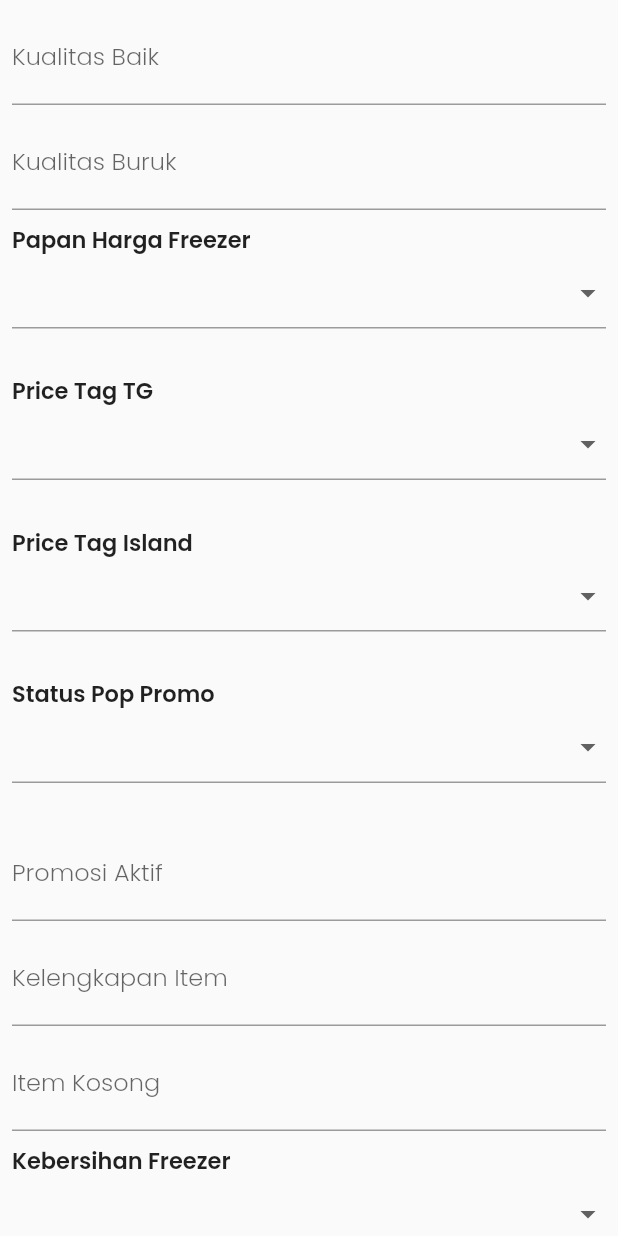
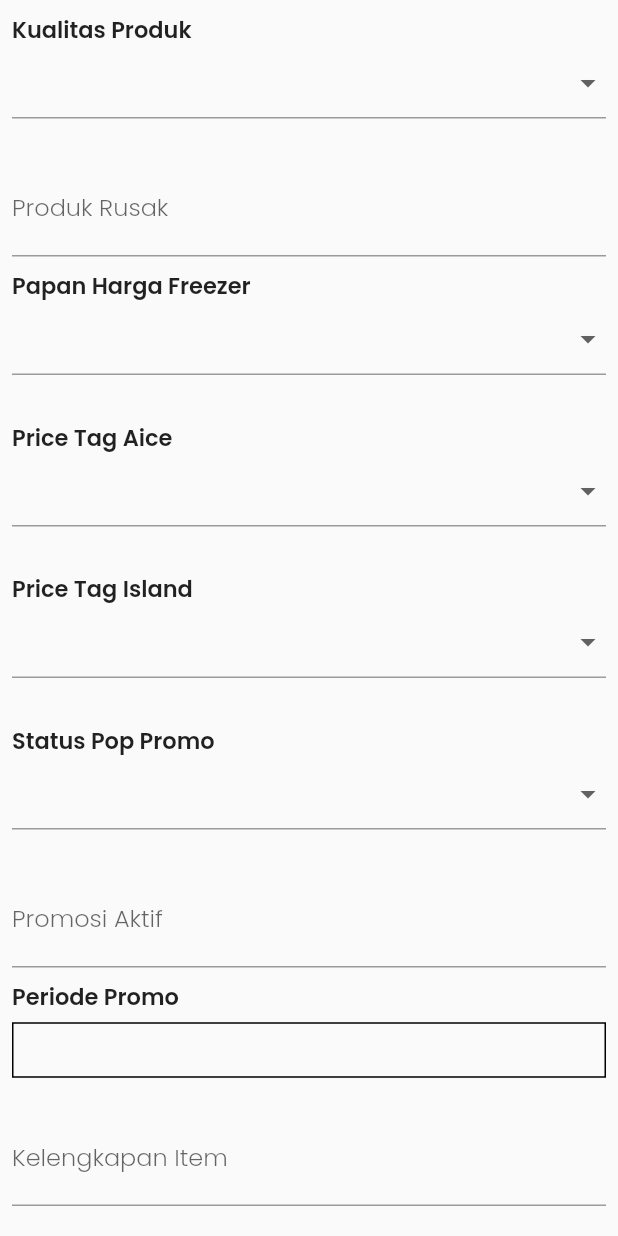
Before and after one commit to drewjya/aice-flutter, a Flutter app: the CheckOutDetailForm widget shown alone on an empty page, opened directly with empty values, on a phone screen of 412 x 824 dp. Run offline on Flutter 3.47's test engine with Material 2 defaults, Android fonts, the phone set to English and light mode, and no system bars; our stand-ins replace flutter_hooks, flutter_svg, geolocator, hooks_riverpod, image_picker, shared_preferences; accounts and stored records are empty; network calls fail.

Commit message:
upd req merepotkan iksan

```diff
--- a/lib/src/core/api/api_url.dart
+++ b/lib/src/core/api/api_url.dart
@@ -1,9 +1,9 @@
 class ApiUrl {
   static const _isTest = true;
-  static const _url = "139.177.190.46";
-  static const _baseUrl = _isTest ? 'http://$_url:8080/api' : "http://";
+  static const _url = "www.aiceapps.com";
+  static const _baseUrl = _isTest ? 'https://$_url/api' : "http://";
   static const _baseImageUrl =
-      _isTest ? 'http://$_url:8080' : "http://";
+      _isTest ? 'https://$_url' : "http://";
 
   //Auth
   static const login = '$_baseUrl/auth/login';
--- a/lib/src/feature/absent/widget/absensi_form_detail.dart
+++ b/lib/src/feature/absent/widget/absensi_form_detail.dart
@@ -42,12 +42,12 @@ class AbsensiFormDetail extends ConsumerWidget {
         formatDate(absensi.waktuCheckOut),
         style: style,
       ),
-      "Kualitas Baik": Text(
-        "${absensi.kualitasBaik}",
+      "Kualitas Produk": Text(
+        absensi.kualitasProduk,
         style: style,
       ),
-      "Kualitas Buruk": Text(
-        "${absensi.kualitasRusak}",
+      "Produk Rusak": Text(
+        absensi.produkRusak,
         style: style,
       ),
       "Item Kosong": Text(
@@ -58,7 +58,7 @@ class AbsensiFormDetail extends ConsumerWidget {
         absensi.papanHargaFreezer,
         style: style,
       ),
-      "Price Tag TG": Text(
+      "Price Tag Aice": Text(
         absensi.priceTagTg,
         style: style,
       ),
@@ -72,6 +72,10 @@ class AbsensiFormDetail extends ConsumerWidget {
       ),
       "Promo Aktif": Text(
         absensi.promosiAktif,
+        style: style,
+      ),
+      "Periode Promo Aktif": Text(
+        absensi.periodePromo,
         style: style,
       ),
       "Kelengkapan Item": Text(
--- a/lib/src/feature/absent/widget/check_out_detail_form.dart
+++ b/lib/src/feature/absent/widget/check_out_detail_form.dart
@@ -1,10 +1,12 @@
 // ignore_for_file: public_member_api_docs, sort_constructors_first
 import 'package:aice/src/src.dart';
 import 'package:flutter/material.dart';
+import 'package:intl/intl.dart';
 
 class CheckOutDetailForm extends StatelessWidget {
-  final TextEditingController kualitasBaikController;
-  final TextEditingController kualitasBurukController;
+  final ValueNotifier<String?> kualitasProduk;
+  final TextEditingController produkRusak;
+  final ValueNotifier<String> periodePromo;
   final TextEditingController promosiDetail;
   final ValueNotifier<String?> papanHargaFreezer;
   final ValueNotifier<String?> priceTagTg;
@@ -13,11 +15,13 @@ class CheckOutDetailForm extends StatelessWidget {
   final TextEditingController kelengkapanItem;
   final TextEditingController itemKosong;
   final ValueNotifier<String?> kebersihanFreezer;
+
   const CheckOutDetailForm({
     Key? key,
-    required this.kualitasBaikController,
+    required this.kualitasProduk,
+    required this.produkRusak,
+    required this.periodePromo,
     required this.promosiDetail,
-    required this.kualitasBurukController,
     required this.papanHargaFreezer,
     required this.priceTagTg,
     required this.priceTagIsland,
@@ -35,30 +39,29 @@ class CheckOutDetailForm extends StatelessWidget {
         padding: const EdgeInsets.all(8.0),
         child: Column(
           children: [
-            TextFormField(
-              controller: kualitasBaikController,
-              keyboardType: TextInputType.number,
-              validator: (value) {
-                if (value == null || value.isEmpty) {
-                  return "Kualitas Baik tidak boleh kosong";
-                }
-                return null;
-              },
-              decoration: const InputDecoration(labelText: 'Kualitas Baik'),
+            CustomDropdownButton<String>(
+              value: kualitasProduk.value,
+              onChanged: (p0) => kualitasProduk.value = p0,
+              items: const ["Baik", "Buruk"],
+              toDropdownMenuItem: (p0) => DropdownMenuItem(
+                value: p0,
+                child: Text(p0),
+              ),
+              title: "Kualitas Produk",
+              toName: (p0) => p0 ?? "",
             ),
             const SizedBox(
               height: 8,
             ),
             TextFormField(
-              controller: kualitasBurukController,
-              keyboardType: TextInputType.number,
+              controller: produkRusak,
               validator: (value) {
                 if (value == null || value.isEmpty) {
-                  return "Kualitas Buruk tidak boleh kosong";
+                  return "Produk Rusak tidak boleh kosong";
                 }
                 return null;
               },
-              decoration: const InputDecoration(labelText: 'Kualitas Buruk'),
+              decoration: const InputDecoration(labelText: 'Produk Rusak'),
             ),
             const SizedBox(
               height: 8,
@@ -95,7 +98,7 @@ class CheckOutDetailForm extends StatelessWidget {
                   child: Text(value),
                 );
               },
-              title: "Price Tag TG",
+              title: "Price Tag Aice",
               toName: (value) {
                 return value ?? "";
               },
@@ -161,6 +164,26 @@ class CheckOutDetailForm extends StatelessWidget {
             const SizedBox(
               height: 8,
             ),
+            OnPressedField(
+              title: "Periode Promo",
+              value: periodePromo.value,
+              onPressed: () async {
+                final dateRange = await showDateRangePicker(
+                  context: context,
+                  firstDate: DateTime(DateTime.now().year - 1),
+                  lastDate: DateTime(2099),
+                );
+                final format = DateFormat("dd-MM-yyyy");
+                if (dateRange == null) {
+                  return;
+                }
+                periodePromo.value =
+                    "${format.format(dateRange.start)} s/d ${format.format(dateRange.end)}";
+              },
+            ),
+            const SizedBox(
+              height: 8,
+            ),
             TextFormField(
               controller: kelengkapanItem,
               keyboardType: TextInputType.number,
--- a/lib/src/feature/sales/widget/custom_dropdown_button.dart
+++ b/lib/src/feature/sales/widget/custom_dropdown_button.dart
@@ -1,3 +1,4 @@
+// ignore_for_file: public_member_api_docs, sort_constructors_first
 import 'package:flutter/material.dart';
 
 class CustomDropdownButton<T> extends StatelessWidget {
@@ -42,7 +43,6 @@ class CustomDropdownButton<T> extends StatelessWidget {
                 }
                 return null;
               },
-
               isExpanded: true,
               decoration: const InputDecoration(
                   errorStyle: TextStyle(
@@ -64,3 +64,65 @@ class CustomDropdownButton<T> extends StatelessWidget {
     );
   }
 }
+
+class OnPressedField extends StatelessWidget {
+  const OnPressedField({
+    Key? key,
+    this.padding = true,
+    required this.title,
+    this.onPressed,
+    required this.value,
+  }) : super(key: key);
+  final bool padding;
+  final String title;
+  final String value;
+  final VoidCallback? onPressed;
+
+  @override
+  Widget build(BuildContext context) {
+    return FormField<String>(
+      validator: (data) {
+        if (value.isEmpty) {
+          return "$title tidak boleh kosong";
+        }
+        return null;
+      },
+      builder: (validate) {
+        return Padding(
+          padding: EdgeInsets.only(bottom: padding ? 10 : 0),
+          child: Column(
+            crossAxisAlignment: CrossAxisAlignment.start,
+            children: [
+              Text(
+                title,
+                style:
+                    const TextStyle(fontSize: 15, fontWeight: FontWeight.w600),
+              ),
+              TextButton(
+                onPressed: onPressed,
+                style: TextButton.styleFrom(
+                    foregroundColor: Colors.black,
+                    shape: const RoundedRectangleBorder(
+                        side: BorderSide(
+                      color: Colors.black,
+                    ))),
+                child: Align(
+                  alignment: Alignment.centerLeft,
+                  child: Text(value),
+                ),
+              ),
+              if (validate.errorText != null ||
+                  (validate.errorText?.isNotEmpty ?? false))
+                Text(
+                  validate.errorText ?? "",
+                  style: const TextStyle(
+                    color: Colors.red,
+                  ),
+                )
+            ],
+          ),
+        );
+      },
+    );
+  }
+}
```
Also changed, not shown: lib/src/feature/absent/model/absensi_detail_model.dart (+67 -57 lines), lib/src/feature/absent/model/check_out_model.dart (+52 -24 lines), lib/src/feature/absent/view/check_in_view.dart (+24 -6 lines), lib/src/feature/absent/view/check_out_view.dart (+9 -8 lines), lib/src/feature/sales/widget/feed_body.dart (+15 -4 lines), 1 other file.
